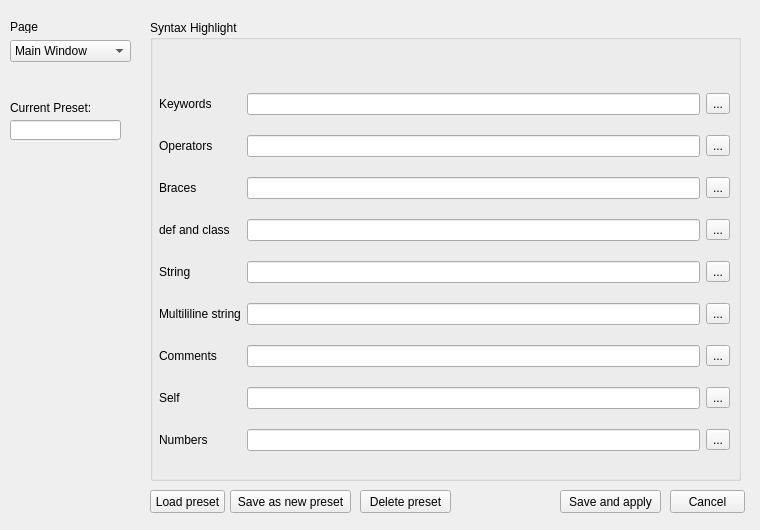
First picture: the form in ui_files/style_settings.ui, repository SlinkierSwine/Sicuted, before the edit.
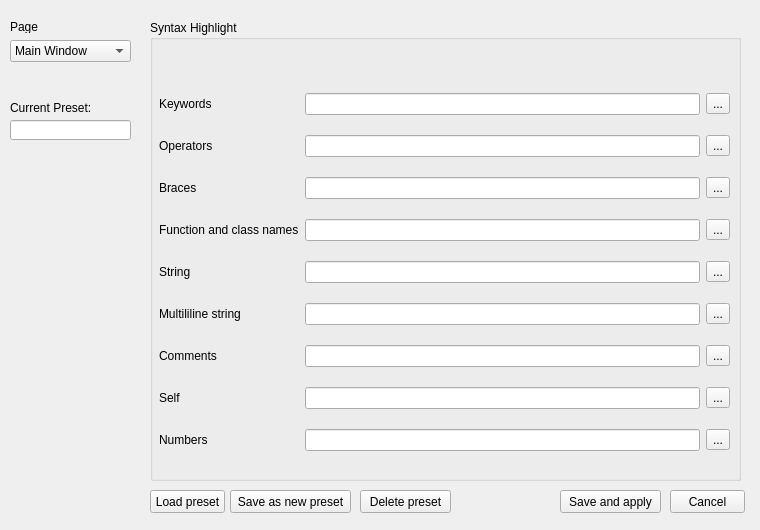
Second picture: the form after the edit. The open tabs and pages were chosen to show the change.

Diff of the .ui file:
```diff
--- a/ui_files/style_settings.ui
+++ b/ui_files/style_settings.ui
@@ -327,7 +327,7 @@
        <item row="3" column="0">
         <widget class="QLabel" name="label_12">
          <property name="text">
-          <string>def and class</string>
+          <string>Function and class names</string>
          </property>
         </widget>
        </item>
@@ -536,7 +536,7 @@
     <rect>
      <x>10</x>
      <y>120</y>
-     <width>111</width>
+     <width>121</width>
      <height>20</height>
     </rect>
    </property>
```
